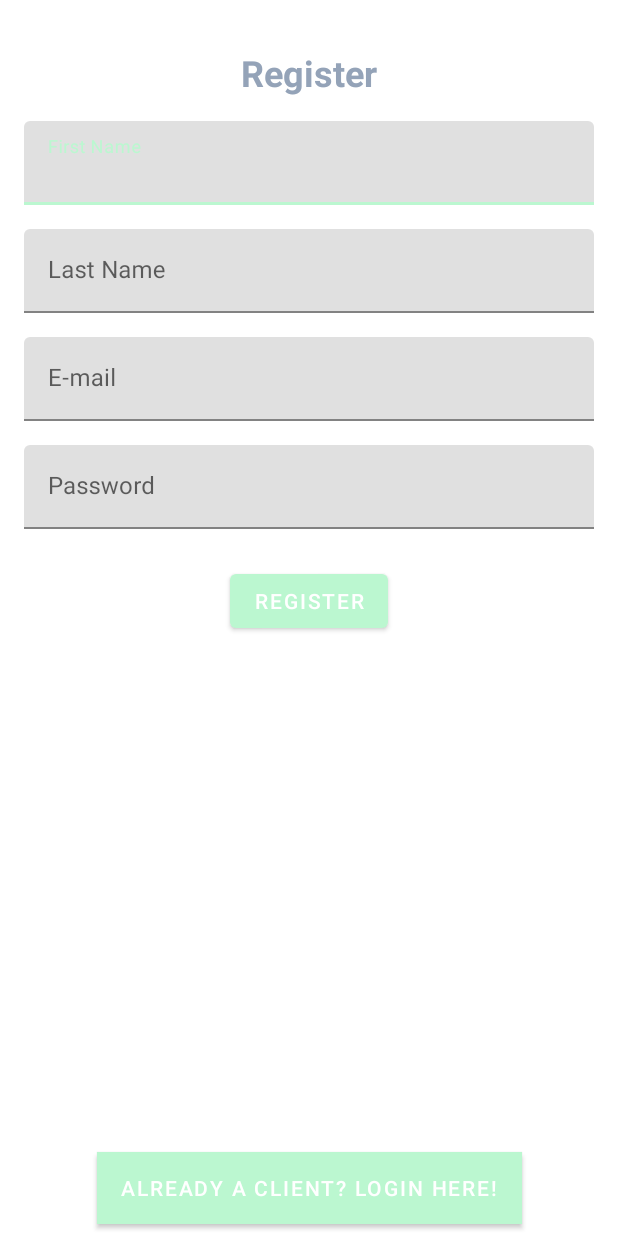
After one commit to sudo-slingshot/AndroidERestaurantLECLECH, an Android app: the RegisterFragment screen opened directly, with no data from a screen before it, on a phone screen of 412 x 824 dp. The commit adds this screen. Run offline under Robolectric (Android 15) with nearby library versions, the phone set to English and light mode, and no system bars; our stand-ins replace Volley; network calls fail.

Commit message:
The GigaRequesr push
supporting registration & login request
enhancing front

```diff
--- a/app/src/main/AndroidManifest.xml
+++ b/app/src/main/AndroidManifest.xml
@@ -12,6 +12,7 @@
         android:supportsRtl="true"
         android:theme="@style/Theme.AndroidERestaurant"
         android:usesCleartextTraffic="true">
+        <activity android:name=".Registration.UserActivity"/>
         <activity
             android:name=".Basket.BasketActivity"
             android:exported="false" />
--- a/app/src/main/java/fr/isen/leclech/androiderestaurant/Basket/BasketActivity.kt
+++ b/app/src/main/java/fr/isen/leclech/androiderestaurant/Basket/BasketActivity.kt
@@ -1,11 +1,13 @@
 package fr.isen.leclech.androiderestaurant.Basket
 
+import android.content.Intent
 import androidx.appcompat.app.AppCompatActivity
 import android.os.Bundle
 import androidx.recyclerview.widget.LinearLayoutManager
 import fr.isen.leclech.androiderestaurant.R
 import fr.isen.leclech.androiderestaurant.databinding.ActivityBasketBinding
 import fr.isen.leclech.androiderestaurant.Basket.Basket
+import fr.isen.leclech.androiderestaurant.Registration.UserActivity
 
 class BasketActivity : AppCompatActivity() {
     private lateinit var binding: ActivityBasketBinding
@@ -15,6 +17,10 @@ class BasketActivity : AppCompatActivity() {
         setContentView(binding.root)
 
         loadlist()
+        binding.orderButton.setOnClickListener{
+            val intent = Intent(this, UserActivity::class.java)
+            startActivity(intent)
+        }
     }
 
 
--- /dev/null
+++ b/app/src/main/java/fr/isen/leclech/androiderestaurant/Registration/RegisterFragment.kt
@@ -0,0 +1,48 @@
+package fr.isen.leclech.androiderestaurant.Registration
+
+import android.content.Context
+import android.os.Bundle
+import androidx.fragment.app.Fragment
+import android.view.LayoutInflater
+import android.view.View
+import android.view.ViewGroup
+import fr.isen.leclech.androiderestaurant.R
+import fr.isen.leclech.androiderestaurant.databinding.FragmentRegisterBinding
+
+class RegisterFragment : Fragment() {
+    lateinit var binding: FragmentRegisterBinding
+
+    var delegate: UserActivityFragmentInteraction? = null
+
+    override fun onCreateView(
+        inflater: LayoutInflater, container: ViewGroup?,
+        savedInstanceState: Bundle?
+    ): View? {
+        binding = FragmentRegisterBinding.inflate(inflater, container, false)
+        return binding.root
+    }
+
+    override fun onViewCreated(view: View, savedInstanceState: Bundle?) {
+        super.onViewCreated(view, savedInstanceState)
+        binding.buttonRegister.setOnClickListener {
+            delegate?.makeRequest(
+                binding.email.text.toString(),
+                binding.password.text.toString(),
+                binding.lastname.text.toString(),
+                binding.firstname.text.toString(),
+                false
+            )
+        }
+
+        binding.loginButton.setOnClickListener {
+            delegate?.showLogin()
+        }
+    }
+
+    override fun onAttach(context: Context) {
+        super.onAttach(context)
+        if(context is UserActivityFragmentInteraction) {
+            delegate = context
+        }
+    }
+}
--- a/app/src/main/res/drawable/ic_less.xml
+++ b/app/src/main/res/drawable/ic_less.xml
@@ -1,7 +1,7 @@
 <vector xmlns:android="http://schemas.android.com/apk/res/android"
     android:width="36dp"
     android:height="36dp"
-    android:tint="@color/green_200"
+    android:tint="@color/slate_400"
     android:viewportWidth="24"
     android:viewportHeight="24">
     <path
--- a/app/src/main/res/drawable/ic_more.xml
+++ b/app/src/main/res/drawable/ic_more.xml
@@ -3,7 +3,7 @@
     android:height="36dp"
     android:viewportWidth="24"
     android:viewportHeight="24"
-    android:tint="@color/green_200">
+    android:tint="@color/slate_400">
   <path
       android:fillColor="@color/green_200"
       android:pathData="M12,2C6.48,2 2,6.48 2,12s4.48,10 10,10 10,-4.48 10,-10S17.52,2 12,2zM17,13h-4v4h-2v-4L7,13v-2h4L11,7h2v4h4v2z"/>
--- a/app/src/main/res/layout/activity_home.xml
+++ b/app/src/main/res/layout/activity_home.xml
@@ -269,7 +269,7 @@
                 android:layout_height="110dp"
                 android:layout_marginStart="10dp"
                 android:layout_marginEnd="10sp"
-                android:layout_marginBottom="10dp"
+                android:layout_marginBottom="30dp"
                 app:cardElevation="10dp"
                 app:cardCornerRadius="20dp"
                 app:cardBackgroundColor="@color/slate_400"
--- /dev/null
+++ b/app/src/main/res/layout/activity_user.xml
@@ -0,0 +1,18 @@
+<?xml version="1.0" encoding="utf-8"?>
+<androidx.constraintlayout.widget.ConstraintLayout xmlns:android="http://schemas.android.com/apk/res/android"
+    xmlns:app="http://schemas.android.com/apk/res-auto"
+    xmlns:tools="http://schemas.android.com/tools"
+    android:layout_width="match_parent"
+    android:layout_height="match_parent">
+
+    <FrameLayout
+        android:id="@+id/fragmentContainer"
+        android:layout_width="match_parent"
+        android:layout_height="match_parent"
+        app:layout_constraintBottom_toBottomOf="parent"
+        app:layout_constraintEnd_toEndOf="parent"
+        app:layout_constraintStart_toStartOf="parent"
+        app:layout_constraintTop_toTopOf="parent">
+
+    </FrameLayout>
+</androidx.constraintlayout.widget.ConstraintLayout>
--- /dev/null
+++ b/app/src/main/res/layout/fragment_register.xml
@@ -0,0 +1,121 @@
+<?xml version="1.0" encoding="utf-8"?>
+<androidx.constraintlayout.widget.ConstraintLayout xmlns:android="http://schemas.android.com/apk/res/android"
+    xmlns:app="http://schemas.android.com/apk/res-auto"
+    xmlns:tools="http://schemas.android.com/tools"
+    android:layout_width="match_parent"
+    android:layout_height="match_parent">
+
+    <TextView
+        android:id="@+id/textView4"
+        android:layout_width="wrap_content"
+        android:layout_height="wrap_content"
+        android:layout_marginStart="32dp"
+        android:layout_marginTop="32dp"
+        android:layout_marginEnd="32dp"
+        android:text="@string/register"
+        android:textAlignment="center"
+        android:textColor="@color/slate_400"
+        android:textSize="24sp"
+        android:textStyle="bold"
+        app:layout_constraintEnd_toEndOf="parent"
+        app:layout_constraintStart_toStartOf="parent"
+        app:layout_constraintTop_toTopOf="parent" />
+
+    <com.google.android.material.textfield.TextInputLayout
+        android:id="@+id/textInputLayout"
+        android:layout_width="match_parent"
+        android:layout_height="wrap_content"
+        android:layout_marginStart="16dp"
+        android:layout_marginTop="16dp"
+        android:layout_marginEnd="16dp"
+        app:layout_constraintEnd_toEndOf="parent"
+        app:layout_constraintStart_toStartOf="parent"
+        app:layout_constraintTop_toBottomOf="@+id/textView4">
+
+        <com.google.android.material.textfield.TextInputEditText
+            android:id="@+id/firstname"
+            android:layout_width="match_parent"
+            android:layout_height="wrap_content"
+            android:hint="@string/firstname" />
+    </com.google.android.material.textfield.TextInputLayout>
+
+    <com.google.android.material.textfield.TextInputLayout
+        android:id="@+id/textInputLayout2"
+        android:layout_width="match_parent"
+        android:layout_height="wrap_content"
+        android:layout_marginStart="16dp"
+        android:layout_marginTop="16dp"
+        android:layout_marginEnd="16dp"
+        app:layout_constraintEnd_toEndOf="parent"
+        app:layout_constraintStart_toStartOf="parent"
+        app:layout_constraintTop_toBottomOf="@+id/textInputLayout">
+
+        <com.google.android.material.textfield.TextInputEditText
+            android:id="@+id/lastname"
+            android:layout_width="match_parent"
+            android:layout_height="wrap_content"
+            android:hint="@string/lastname" />
+    </com.google.android.material.textfield.TextInputLayout>
+
+    <com.google.android.material.textfield.TextInputLayout
+        android:id="@+id/textInputLayout3"
+        android:layout_width="match_parent"
+        android:layout_height="wrap_content"
+        android:layout_marginStart="16dp"
+        android:layout_marginTop="16dp"
+        android:layout_marginEnd="16dp"
+        app:layout_constraintEnd_toEndOf="parent"
+        app:layout_constraintStart_toStartOf="parent"
+        app:layout_constraintTop_toBottomOf="@+id/textInputLayout2">
+
+        <com.google.android.material.textfield.TextInputEditText
+            android:id="@+id/email"
+            android:layout_width="match_parent"
+            android:layout_height="wrap_content"
+            android:hint="@string/email"
+            android:inputType="textEmailAddress" />
+    </com.google.android.material.textfield.TextInputLayout>
+
+    <com.google.android.material.textfield.TextInputLayout
+        android:id="@+id/textInputLayout4"
+        android:layout_width="match_parent"
+        android:layout_height="wrap_content"
+        android:layout_marginStart="16dp"
+        android:layout_marginTop="16dp"
+        android:layout_marginEnd="16dp"
+        app:layout_constraintEnd_toEndOf="parent"
+        app:layout_constraintStart_toStartOf="parent"
+        app:layout_constraintTop_toBottomOf="@+id/textInputLayout3">
+
+        <com.google.android.material.textfield.TextInputEditText
+            android:id="@+id/password"
+            android:layout_width="match_parent"
+            android:layout_height="wrap_content"
+            android:hint="@string/password"
+            android:inputType="textPassword" />
+    </com.google.android.material.textfield.TextInputLayout>
+
+    <Button
+        android:id="@+id/buttonRegister"
+        android:layout_width="wrap_content"
+        android:layout_height="wrap_content"
+        android:layout_marginTop="24dp"
+        android:textColor="@color/white"
+        android:text="@string/register"
+        app:layout_constraintEnd_toEndOf="parent"
+        app:layout_constraintStart_toStartOf="parent"
+        app:layout_constraintTop_toBottomOf="@+id/textInputLayout4" />
+
+    <Button
+        android:id="@+id/loginButton"
+        android:layout_width="wrap_content"
+        android:layout_height="wrap_content"
+        android:layout_marginBottom="8dp"
+        android:background="@color/slate_400"
+        android:textColor="@color/white"
+        android:text="Already a client? Login here!"
+        app:layout_constraintBottom_toBottomOf="parent"
+        app:layout_constraintEnd_toEndOf="parent"
+        app:layout_constraintStart_toStartOf="parent" />
+
+</androidx.constraintlayout.widget.ConstraintLayout>
--- a/app/src/main/res/values/strings.xml
+++ b/app/src/main/res/values/strings.xml
@@ -17,6 +17,14 @@
     <string name="itemAdded">Votre plat a été ajouté au panier</string>
     <string name="emptycart">Your cart is empty!</string>
     <string name="shopnow">Shop Now</string>
+    <string name="login">Login</string>
+    <string name="email">E-mail</string>
+    <string name="password">Password</string>
+    <string name="register">Register</string>
+    <string name="firstname">First Name</string>
+    <string name="lastname">Last Name</string>
+    <string name="placeorder">Order Now</string>
+    <string name="registrationerror">Please fill in all the fields</string>
 
     <!-- TODO: Remove or change this placeholder text -->
     <string name="hello_blank_fragment">Hello blank fragment</string>
```
Also changed, not shown: app/src/main/java/fr/isen/leclech/androiderestaurant/Network/NetworkConstants.kt (+11 -0 lines), app/src/main/java/fr/isen/leclech/androiderestaurant/Network/RegisterResult.kt (added, +7 -0 lines), app/src/main/java/fr/isen/leclech/androiderestaurant/Registration/LoginFragment.kt (added, +48 -0 lines), app/src/main/java/fr/isen/leclech/androiderestaurant/Registration/UserActivity.kt (added, +139 -0 lines), app/src/main/res/layout/activity_basket.xml (+13 -3 lines), app/src/main/res/layout/cell_meal.xml (+9 -9 lines), app/src/main/res/layout/fragment_login.xml (added, +83 -0 lines).
